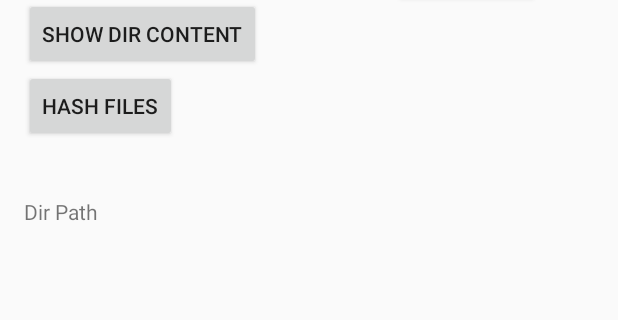
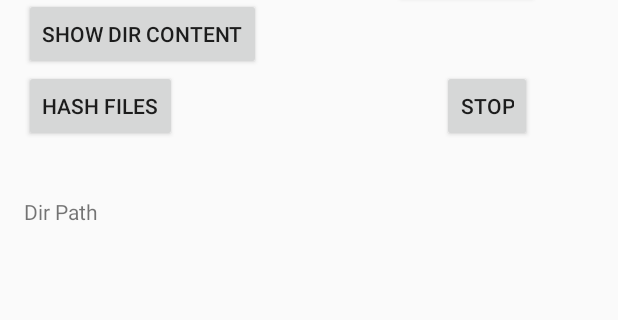
Before and after one commit to MorganTAtkins/OTGForensics, an Android app: the screen it shows after launch (MainActivity), on a phone screen of 412 x 824 dp, the part 150-470 px from its top. Run offline under Robolectric (Android 15) with nearby library versions, the phone set to English and light mode, and no system bars.

Commit message:
stuff aarrrrrg!

```diff
--- a/MyApplication/app/src/main/AndroidManifest.xml
+++ b/MyApplication/app/src/main/AndroidManifest.xml
@@ -9,7 +9,9 @@
         android:icon="@drawable/ic_launcher"
         android:label="@string/app_name"
         android:theme="@style/AppTheme"
-        android:screenOrientation="portrait">
+        android:screenOrientation="portrait"
+
+        >
 
         <activity
             android:name=".MainActivity"
--- a/MyApplication/app/src/main/java/com/dissertation/otgforensics/myapplication/MainActivity.java
+++ b/MyApplication/app/src/main/java/com/dissertation/otgforensics/myapplication/MainActivity.java
@@ -63,12 +63,12 @@ private Button hashButton;
 private Button imagingBtn;
 private Button dirContent;
 private Button dirSelector;
+private Button copyKill;
+private volatile boolean running = true;
 
 public  String customDir;
-public  String MntDir = "/sdcard/usbStorage/sda1/";
+public  String MntDir = "/sdcard/usbStorage/";
 public  String filePath = "/storage/emulated/0/dest/";
-
-
 
 
     /* Checks if external storage is available to at least read */
@@ -80,7 +80,7 @@ public  String filePath = "/storage/emulated/0/dest/";
             Button ImgBtn = (Button) findViewById(R.id.ImagingBtn);
             ImgBtn.setBackgroundColor(Color.GREEN);
             //MntDir = Environment.getExternalStorageDirectory().getAbsolutePath();
-            System.out.println("state = "+MntDir);
+            System.out.println("External Storage Dir = "+MntDir);
 
             //declaration of the text view and linking it the Trgtdir variable
             TextView TrgtDir = (TextView)findViewById(R.id.TrgtDir);
@@ -109,7 +109,7 @@ public  String filePath = "/storage/emulated/0/dest/";
 
             addListenerOnButton();
             isExternalStorageReadable();
-            Dialog("Warning","Lock device to portrait!","false");
+            Dialog("Warning", "Lock device to portrait!", "false");
 
 
 }
@@ -139,29 +139,36 @@ public  String filePath = "/storage/emulated/0/dest/";
          @Override
          public void onClick(View view)
          {
-
-             //creating a new object to connect the FindMntDir class to this one
-             //FindMntDrive mnt = new FindMntDrive();
-             //ReadFile fh = new ReadFile();
-             //MntDir = mnt.DirPath + "/Download/";
-             //filePath = "/storage/emulated/0/dest/";
-
-
-
-             //String DestinationFile = (dest.toString() + "/" + sourceFilename);
-
              System.out.println("from = " + MntDir);
              System.out.println("to = " + filePath);
              // operations to be performed on a background thread
 
              copyFile CF = new copyFile();
              //CF.run();
+             //copyFile will run as long as running == true
+             while (running) {
+                 try {
+                     new copyFile().execute();
+                 } catch (Exception e) {
+                     System.out.println("Exception");
+                     running = false;
+                 }
+             }
 
-             new copyFile().execute();
          }
      });
+     copyKill = (Button) findViewById(R.id.copyKillSwitch);
+     copyKill.setOnClickListener(new OnClickListener() {
+         @Override
+         public void onClick(View v) {
+             running = false;
+         }
+     });
+
+
+
+
      dirContent = (Button) findViewById(R.id.dirContent);
-
      dirContent.setOnClickListener(new OnClickListener(){
          @Override
          public void onClick(View view)
@@ -171,6 +178,8 @@ public  String filePath = "/storage/emulated/0/dest/";
              AOL = (ListView)findViewById(R.id.arrayOutputList);
 
              //create a new instance of the file ops class
+             System.out.println("MntDir: "+ MntDir);
+             System.out.println("filePath: "+filePath);
              fileOps fops = new fileOps(MntDir,filePath);
              //create an array list with SFL as name
              ArrayList<String> SFL = new ArrayList<String>();
@@ -180,6 +189,7 @@ public  String filePath = "/storage/emulated/0/dest/";
              ListAdapter LA = arrayAdapter;
              //create a file array from the contents of the source dir
              File[] files = fops.getSourceFiles();
+             //System.out.println(files.toString());
              //for each file in the files array do the actions
              for( int i = 0; i<files.length; i++)
              {//actions to be done on each of the files in the files array
@@ -203,7 +213,6 @@ public  String filePath = "/storage/emulated/0/dest/";
      hashButton = (Button) findViewById(R.id.md5button);
      hashButton.setOnClickListener(new OnClickListener()
      {
-
         @Override
         public void onClick(View view)
         {
--- a/MyApplication/app/src/main/java/com/dissertation/otgforensics/myapplication/copyFile.java
+++ b/MyApplication/app/src/main/java/com/dissertation/otgforensics/myapplication/copyFile.java
@@ -143,6 +143,7 @@ public class copyFile extends AsyncTask<String,String,String>{
 
                 while ((length = is.read(buffer)) > 0)
                 {
+
                     out.write(buffer, 0, length);
                     ////
                     // generate hash for each file
@@ -160,7 +161,7 @@ public class copyFile extends AsyncTask<String,String,String>{
                         String md5Hash = HashGeneratorUtils.generateMD5(source);
                         //md5hashOutput.setText("MD5 Hash: " + md5Hash);
                         System.out.println("md5 " + md5Hash);
-
+                        //files2CSV.generateCsvFile("storage/emulated/0/dest/files.txt",DestinationFile,md5Hash);
                         //String sha1Hash = HashGeneratorUtils.generateSHA1(source);
                         //SHA1HashOutput.setText("SHA-1 Hash: " + sha1Hash);
                         //System.out.println("sha1 " + sha1Hash);
--- a/MyApplication/app/src/main/res/layout/activity_main.xml
+++ b/MyApplication/app/src/main/res/layout/activity_main.xml
@@ -97,4 +97,14 @@
         android:layout_below="@+id/text1"
         android:layout_alignParentStart="true" />
 
+    <Button
+        style="?android:attr/buttonStyleSmall"
+        android:layout_width="wrap_content"
+        android:layout_height="wrap_content"
+        android:text="Stop"
+        android:id="@+id/copyKillSwitch"
+        android:layout_alignBaseline="@+id/md5button"
+        android:layout_alignBottom="@+id/md5button"
+        android:layout_alignEnd="@+id/ImagingBtn" />
+
 </RelativeLayout>
```
Also changed, not shown: MyApplication/app/src/main/java/com/dissertation/otgforensics/myapplication/files2CSV.java (added, +34 -0 lines). Lines whose indentation alone changed are shown as unchanged.
